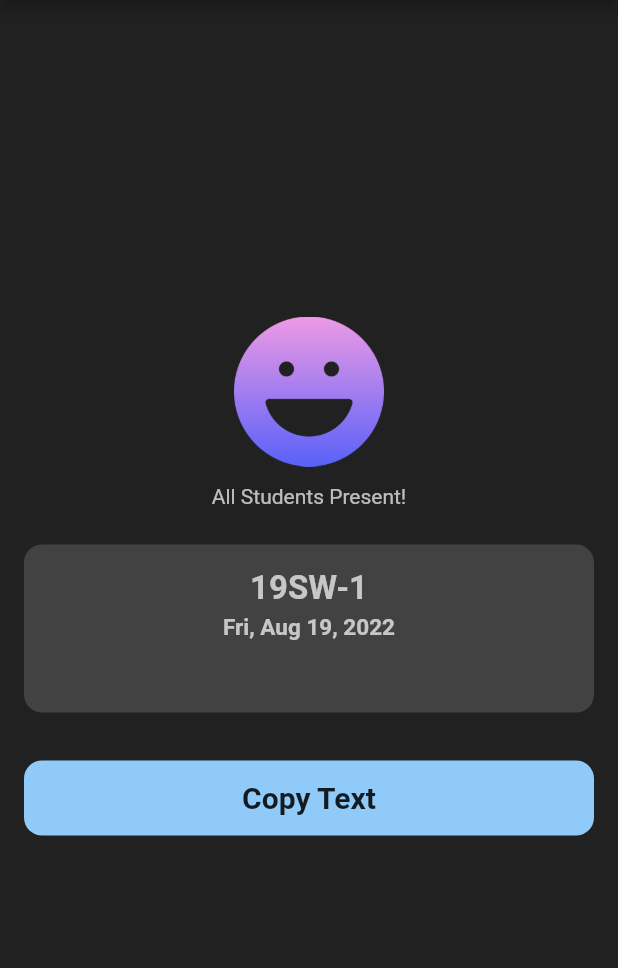
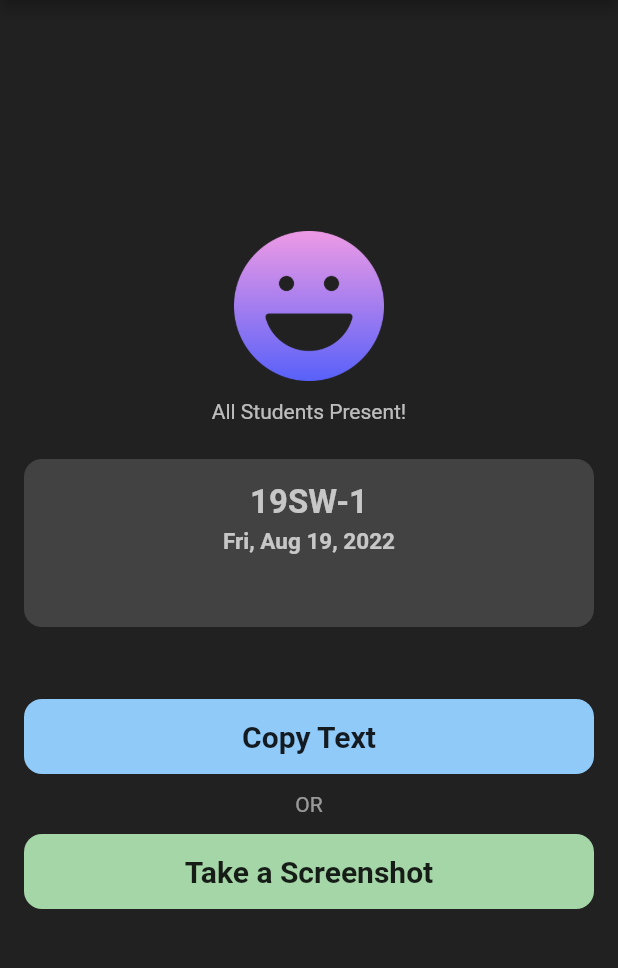
Before and after one commit to rashidwassan/muet-attendance-taking-app, a Flutter app: the ReportPage screen opened directly with empty values, on a phone screen of 412 x 824 dp, the part 84-1052 px from its top. Run offline on Flutter 3.47's test engine with Material 2 defaults, Android fonts, the phone set to English and light mode, and no system bars; drawn by our look-alikes of screenshot; our stand-ins replace google_fonts, share; missing offline and left inert: clipboard.

Commit message:
feature addition

```diff
--- a/lib/screens/attendance_page.dart
+++ b/lib/screens/attendance_page.dart
@@ -142,7 +142,6 @@ class _AttendancePageState extends State<AttendancePage> {
                   )
                 else
                   Wrap(
-                    alignment: WrapAlignment.spaceBetween,
                     children: [
                       for (int i = 0;
                           i < listProvider.absentStudents.length;
--- a/lib/screens/report_page.dart
+++ b/lib/screens/report_page.dart
@@ -1,10 +1,16 @@
+import 'dart:io';
+import 'dart:typed_data';
+
 import 'package:attendance_app/components/main_button.dart';
 import 'package:attendance_app/constants/images.dart';
 import 'package:attendance_app/providers/students_list_provider.dart';
 import 'package:clipboard/clipboard.dart';
 import 'package:flutter/material.dart';
 import 'package:intl/intl.dart';
+import 'package:path_provider/path_provider.dart';
 import 'package:provider/provider.dart';
+import 'package:screenshot/screenshot.dart';
+import 'package:share/share.dart';
 
 class ReportPage extends StatefulWidget {
   static const String routeName = '/report-page';
@@ -15,6 +21,11 @@ class ReportPage extends StatefulWidget {
 }
 
 class _ReportPageState extends State<ReportPage> {
+  late Uint8List _imageFile;
+
+  //Create an instance of ScreenshotController
+  ScreenshotController screenshotController = ScreenshotController();
+
   @override
   Widget build(BuildContext context) {
     final int absenteeCount =
@@ -34,8 +45,17 @@ class _ReportPageState extends State<ReportPage> {
           child: Column(
             mainAxisAlignment: MainAxisAlignment.center,
             children: [
+              Screenshot(
+                controller: screenshotController,
+                child: Column(
+                  children: [
+                    const SizedBox(
+                      height: 24,
+                    ),
                     Image.asset(
-                (absenteeCount == 0) ? Images.smiley : Images.disappointed,
+                      (absenteeCount == 0)
+                          ? Images.smiley
+                          : Images.disappointed,
                       width: 100,
                     ),
                     const SizedBox(
@@ -101,7 +121,13 @@ class _ReportPageState extends State<ReportPage> {
                       ),
                     ),
                     const SizedBox(
-                height: 32,
+                      height: 24,
+                    ),
+                  ],
+                ),
+              ),
+              const SizedBox(
+                height: 24,
               ),
               SizedBox(
                 height: 50,
@@ -119,6 +145,39 @@ class _ReportPageState extends State<ReportPage> {
                   buttonColor: Colors.blue.shade200,
                 ),
               ),
+              const Padding(
+                padding: EdgeInsets.symmetric(vertical: 12),
+                child: Text(
+                  'OR',
+                  style: TextStyle(color: Colors.white54),
+                ),
+              ),
+              SizedBox(
+                height: 50,
+                child: MainButton(
+                  buttonText: 'Take a Screenshot',
+                  onPressed: () async {
+                    await screenshotController
+                        .capture(delay: const Duration(milliseconds: 10))
+                        .then((Uint8List? image) async {
+                      if (image != null) {
+                        final directory =
+                            await getApplicationDocumentsDirectory();
+                        final imagePath =
+                            await File('${directory.path}/image.png').create();
+                        await imagePath.writeAsBytes(image);
+
+                        /// Share Plugin
+                        await Share.shareFiles([imagePath.path]);
+                      }
+                    });
+                  },
+                  buttonColor: Colors.green.shade200,
+                ),
+              ),
+              const SizedBox(
+                height: 32,
+              )
             ],
           ),
         ),
--- a/pubspec.yaml
+++ b/pubspec.yaml
@@ -18,6 +18,9 @@ dependencies:
   clipboard: ^0.1.3
   intl: ^0.17.0
   google_fonts: ^3.0.1
+  screenshot: ^1.2.3
+  share: ^2.0.4
+  path_provider: ^2.0.11
 
 dev_dependencies:
   flutter_test:
```
Also changed, not shown: pubspec.lock, 2 other files. Lines whose indentation alone changed are shown as unchanged.
